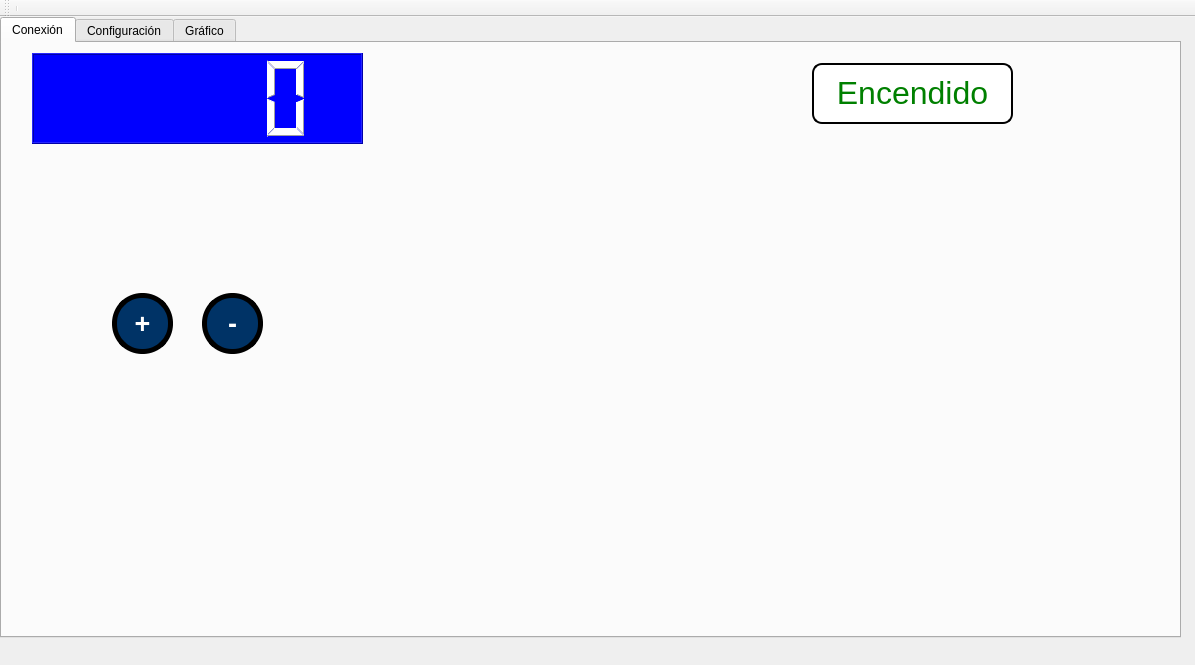
taosoft/TPO, file GUI/mainwindow.ui: the form before one commit.
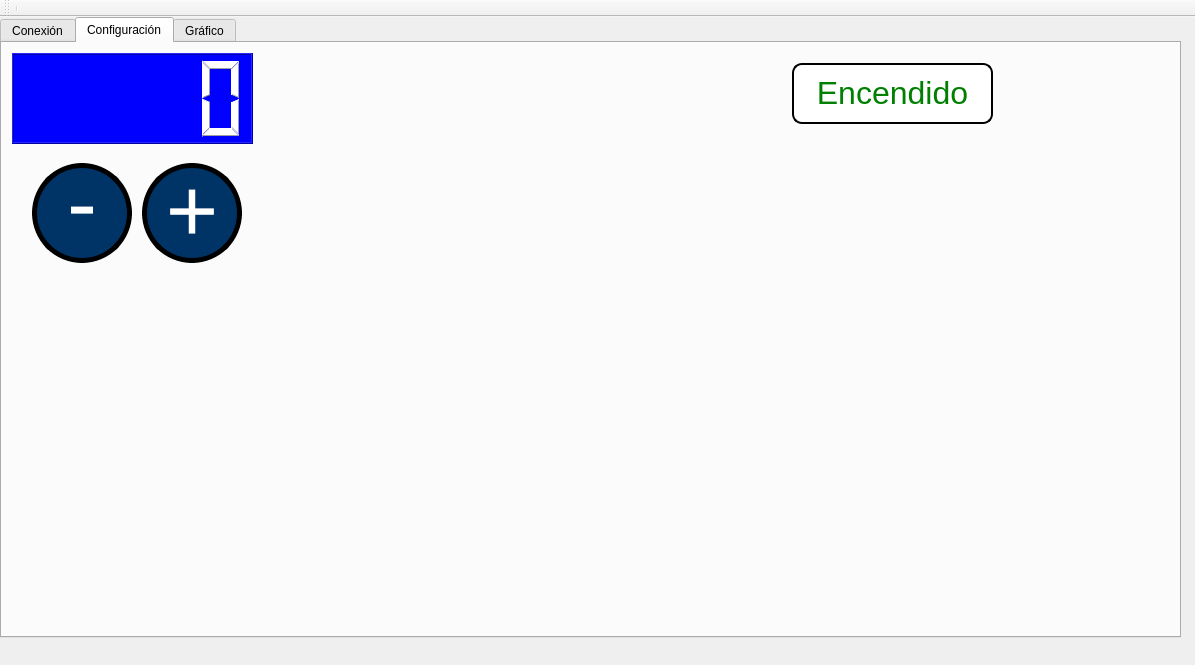
The form after the commit.

The edit to the form file:
```diff
--- a/GUI/mainwindow.ui
+++ b/GUI/mainwindow.ui
@@ -30,18 +30,23 @@
      </size>
     </property>
     <property name="currentIndex">
-     <number>0</number>
+     <number>1</number>
     </property>
     <widget class="QWidget" name="conexion">
      <attribute name="title">
       <string>Conexión</string>
      </attribute>
+    </widget>
+    <widget class="QWidget" name="tabConfig">
+     <attribute name="title">
+      <string>Configuración</string>
+     </attribute>
      <widget class="QLCDNumber" name="lcdTemp">
       <property name="geometry">
        <rect>
-        <x>30</x>
+        <x>10</x>
         <y>10</y>
-        <width>331</width>
+        <width>241</width>
         <height>91</height>
        </rect>
       </property>
@@ -50,21 +55,28 @@
 background-color: blue;
 </string>
       </property>
+      <property name="mode">
+       <enum>QLCDNumber::Dec</enum>
+      </property>
+      <property name="value" stdset="0">
+       <double>0.000000000000000</double>
+      </property>
+      <property name="intValue" stdset="0">
+       <number>0</number>
+      </property>
      </widget>
      <widget class="QPushButton" name="btnTempMenos">
       <property name="geometry">
        <rect>
-        <x>200</x>
-        <y>250</y>
-        <width>61</width>
-        <height>61</height>
+        <x>30</x>
+        <y>120</y>
+        <width>100</width>
+        <height>100</height>
        </rect>
       </property>
       <property name="font">
        <font>
-        <pointsize>20</pointsize>
-        <weight>75</weight>
-        <bold>true</bold>
+        <pointsize>-1</pointsize>
        </font>
       </property>
       <property name="styleSheet">
@@ -74,7 +86,19 @@
 background-color: rgb(0, 51, 102);
 color: rgb(255, 255, 255);
 border-radius: 3px;
-border-radius: 30%;
+border-radius: 50%;
+
+text-align: center;
+vertical-align: baseline;
+font-size: 90px;
+
+max-width:90px;
+max-height:70px;
+min-width:90px;
+min-height:70px;
+padding-bottom:20px;
+
+
 </string>
       </property>
       <property name="text">
@@ -84,23 +108,21 @@
      <widget class="QPushButton" name="btnTempMas">
       <property name="geometry">
        <rect>
-        <x>110</x>
-        <y>250</y>
-        <width>61</width>
-        <height>61</height>
+        <x>140</x>
+        <y>120</y>
+        <width>100</width>
+        <height>100</height>
        </rect>
       </property>
       <property name="minimumSize">
        <size>
-        <width>20</width>
-        <height>20</height>
+        <width>100</width>
+        <height>100</height>
        </size>
       </property>
       <property name="font">
        <font>
-        <pointsize>20</pointsize>
-        <weight>75</weight>
-        <bold>true</bold>
+        <pointsize>-1</pointsize>
        </font>
       </property>
       <property name="styleSheet">
@@ -110,7 +132,18 @@
 background-color: rgb(0, 51, 102);
 color: rgb(255, 255, 255);
 border-radius: 3px;
-border-radius: 30%;</string>
+border-radius: 50%;
+
+text-align: center;
+vertical-align: baseline;
+font-size: 90px;
+
+max-width:90px;
+max-height:85px;
+min-width:90px;
+min-height:85px;
+padding-bottom:5px;
+</string>
       </property>
       <property name="text">
        <string>+</string>
@@ -128,7 +161,7 @@
      <widget class="QLabel" name="lblOnOff">
       <property name="geometry">
        <rect>
-        <x>810</x>
+        <x>790</x>
         <y>20</y>
         <width>201</width>
         <height>61</height>
@@ -154,12 +187,7 @@
       </property>
      </widget>
     </widget>
-    <widget class="QWidget" name="config">
-     <attribute name="title">
-      <string>Configuración</string>
-     </attribute>
-    </widget>
-    <widget class="QWidget" name="grafico">
+    <widget class="QWidget" name="tabGrafico">
      <attribute name="title">
       <string>Gráfico</string>
      </attribute>
```
Left out of the diff: 2 changed lines with no effect on the pictures.
